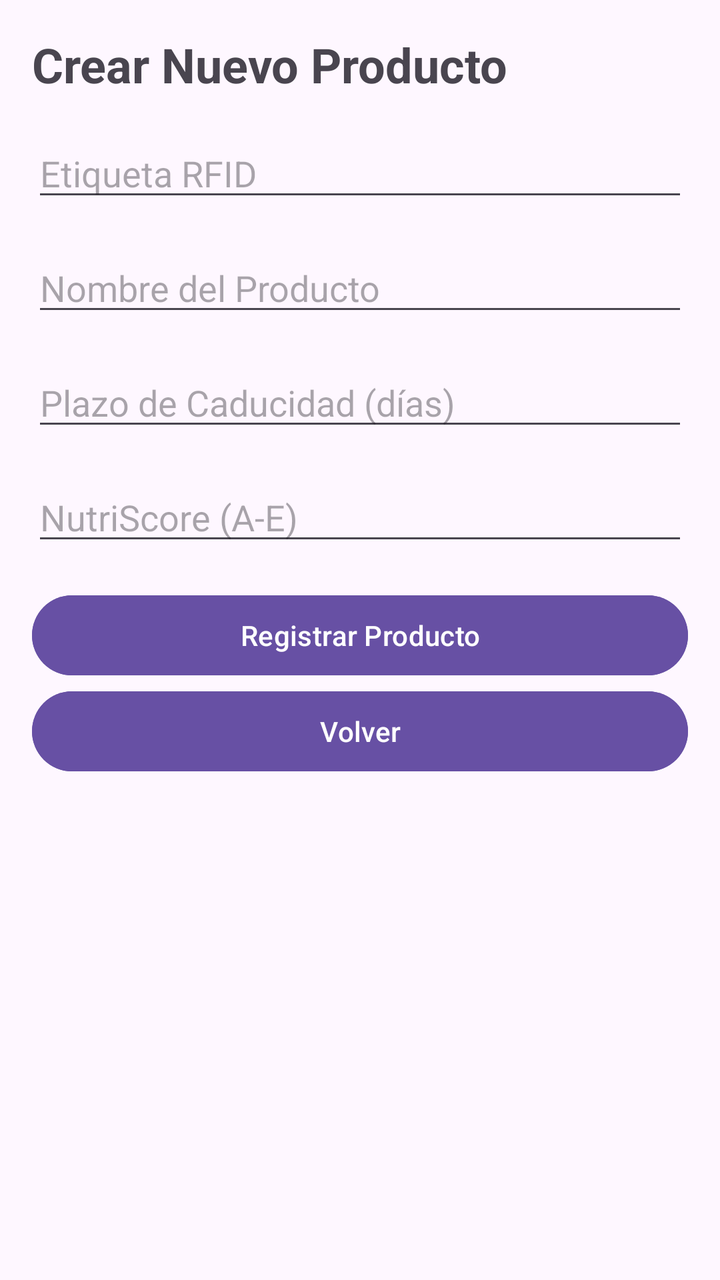
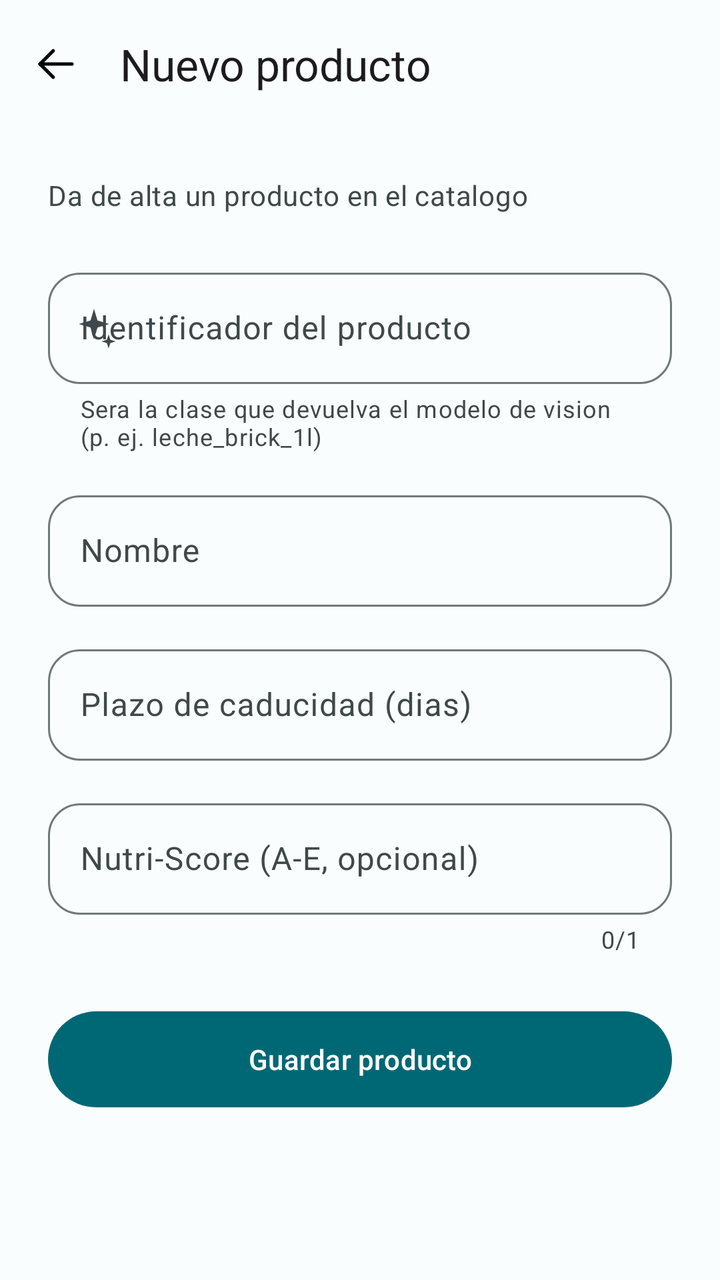

Two renders of the same Android screen: before a commit and after it. Below are the layout's source before the change and the commit's diff.
<!-- AndroidManifest.xml: application theme Theme.SmartFridge -->
<!-- res/layout/activity_create_product.xml -->
<?xml version="1.0" encoding="utf-8"?>
<androidx.constraintlayout.widget.ConstraintLayout xmlns:android="http://schemas.android.com/apk/res/android"
    xmlns:app="http://schemas.android.com/apk/res-auto"
    android:layout_width="match_parent"
    android:layout_height="match_parent">

    <LinearLayout
        android:layout_width="match_parent"
        android:layout_height="wrap_content"
        android:orientation="vertical"
        android:padding="16dp"
        app:layout_constraintTop_toTopOf="parent"
        app:layout_constraintLeft_toLeftOf="parent"
        app:layout_constraintRight_toRightOf="parent">

        
        <TextView
            android:id="@+id/labelCreateProduct"
            android:layout_width="wrap_content"
            android:layout_height="wrap_content"
            android:text="Crear Nuevo Producto"
            android:textSize="24sp"
            android:textStyle="bold"
            android:layout_marginBottom="16dp" />

        
        <EditText
            android:id="@+id/rfidTagInput"
            android:layout_width="match_parent"
            android:layout_height="wrap_content"
            android:hint="Etiqueta RFID"
            android:layout_marginBottom="16dp" />

        
        <EditText
            android:id="@+id/nombreInput"
            android:layout_width="match_parent"
            android:layout_height="wrap_content"
            android:hint="Nombre del Producto"
            android:layout_marginBottom="16dp" />

        
        <EditText
            android:id="@+id/plazoCaducidadInput"
            android:layout_width="match_parent"
            android:layout_height="wrap_content"
            android:hint="Plazo de Caducidad (días)"
            android:inputType="number"
            android:layout_marginBottom="16dp" />

        
        <EditText
            android:id="@+id/nutriScoreInput"
            android:layout_width="match_parent"
            android:layout_height="wrap_content"
            android:hint="NutriScore (A-E)"
            android:layout_marginBottom="16dp" />

        
        <Button
            android:id="@+id/submitButton"
            android:layout_width="match_parent"
            android:layout_height="wrap_content"
            android:text="Registrar Producto"
            android:backgroundTint="?attr/colorPrimary"
            android:textColor="@android:color/white" />

        <Button
            android:id="@+id/backButton"
            android:layout_width="match_parent"
            android:layout_height="wrap_content"
            android:text="Volver"
            android:backgroundTint="?attr/colorPrimary"
            android:textColor="@android:color/white" />
    </LinearLayout>
</androidx.constraintlayout.widget.ConstraintLayout>
<!-- resources referenced by this layout -->
<resources>
  <style name="Base.Theme.SmartFridge" parent="Theme.Material3.DayNight.NoActionBar">
          
          
      </style>
  <!-- unchanged entries left out for length: 1 -->
</resources>

<!-- the commit's change to res/layout/activity_create_product.xml (unified diff, before → after) -->
@@ -1,76 +1,116 @@
 <?xml version="1.0" encoding="utf-8"?>
-<androidx.constraintlayout.widget.ConstraintLayout xmlns:android="http://schemas.android.com/apk/res/android"
+<androidx.coordinatorlayout.widget.CoordinatorLayout
+    xmlns:android="http://schemas.android.com/apk/res/android"
     xmlns:app="http://schemas.android.com/apk/res-auto"
     android:layout_width="match_parent"
     android:layout_height="match_parent">
 
-    <LinearLayout
+    <com.google.android.material.appbar.AppBarLayout
         android:layout_width="match_parent"
         android:layout_height="wrap_content"
-        android:orientation="vertical"
-        android:padding="16dp"
-        app:layout_constraintTop_toTopOf="parent"
-        app:layout_constraintLeft_toLeftOf="parent"
-        app:layout_constraintRight_toRightOf="parent">
+        android:background="@android:color/transparent"
+        android:fitsSystemWindows="true"
+        app:elevation="0dp">
 
-        
-        <TextView
-            android:id="@+id/labelCreateProduct"
-            android:layout_width="wrap_content"
-            android:layout_height="wrap_content"
-            android:text="Crear Nuevo Producto"
-            android:textSize="24sp"
-            android:textStyle="bold"
-            android:layout_marginBottom="16dp" />
+        <com.google.android.material.appbar.MaterialToolbar
+            android:id="@+id/toolbar"
+            android:layout_width="match_parent"
+            android:layout_height="?attr/actionBarSize"
+            app:navigationContentDescription="@string/common_back"
+            app:navigationIcon="@drawable/ic_arrow_back_24"
+            app:title="@string/product_title" />
+    </com.google.android.material.appbar.AppBarLayout>
 
-        
-        <EditText
-            android:id="@+id/rfidTagInput"
+    <ScrollView
+        android:layout_width="match_parent"
+        android:layout_height="match_parent"
+        app:layout_behavior="@string/appbar_scrolling_view_behavior">
+
+        <LinearLayout
             android:layout_width="match_parent"
             android:layout_height="wrap_content"
-            android:hint="Etiqueta RFID"
-            android:layout_marginBottom="16dp" />
+            android:orientation="vertical"
+            android:padding="@dimen/space_l">
 
-        
-        <EditText
-            android:id="@+id/nombreInput"
-            android:layout_width="match_parent"
-            android:layout_height="wrap_content"
-            android:hint="Nombre del Producto"
-            android:layout_marginBottom="16dp" />
+            <TextView
+                android:layout_width="match_parent"
+                android:layout_height="wrap_content"
+                android:layout_marginBottom="@dimen/space_l"
+                android:text="@string/product_subtitle"
+                android:textAppearance="?attr/textAppearanceBodyMedium"
+                android:textColor="?attr/colorOnSurfaceVariant" />
 
-        
-        <EditText
-            android:id="@+id/plazoCaducidadInput"
-            android:layout_width="match_parent"
-            android:layout_height="wrap_content"
-            android:hint="Plazo de Caducidad (días)"
-            android:inputType="number"
-            android:layout_marginBottom="16dp" />
+            <com.google.android.material.textfield.TextInputLayout
+                android:id="@+id/rfidTagLayout"
+                style="@style/Widget.SmartFridge.TextInputLayout"
+                android:layout_width="match_parent"
+                android:layout_height="wrap_content"
+                android:hint="@string/product_id"
+                app:helperText="@string/product_id_helper"
+                app:helperTextEnabled="true"
+                app:startIconDrawable="@drawable/ic_ai_sparkle_24">
 
-        
-        <EditText
-            android:id="@+id/nutriScoreInput"
-            android:layout_width="match_parent"
-            android:layout_height="wrap_content"
-            android:hint="NutriScore (A-E)"
-            android:layout_marginBottom="16dp" />
+                <com.google.android.material.textfield.TextInputEditText
+                    android:id="@+id/rfidTagInput"
+                    android:layout_width="match_parent"
+                    android:layout_height="wrap_content"
+                    android:inputType="text" />
+            </com.google.android.material.textfield.TextInputLayout>
 
-        
-        <Button
-            android:id="@+id/submitButton"
-            android:layout_width="match_parent"
-            android:layout_height="wrap_content"
-            android:text="Registrar Producto"
-            android:backgroundTint="?attr/colorPrimary"
-            android:textColor="@android:color/white" />
+            <com.google.android.material.textfield.TextInputLayout
+                android:id="@+id/nombreLayout"
+                style="@style/Widget.SmartFridge.TextInputLayout"
+                android:layout_width="match_parent"
+                android:layout_height="wrap_content"
+                android:hint="@string/product_name">
 
-        <Button
-            android:id="@+id/backButton"
-            android:layout_width="match_parent"
-            android:layout_height="wrap_content"
-            android:text="Volver"
-            android:backgroundTint="?attr/colorPrimary"
-            android:textColor="@android:color/white" />
-    </LinearLayout>
-</androidx.constraintlayout.widget.ConstraintLayout>
+                <com.google.android.material.textfield.TextInputEditText
+                    android:id="@+id/nombreInput"
+                    android:layout_width="match_parent"
+                    android:layout_height="wrap_content"
+                    android:inputType="textCapSentences" />
+            </com.google.android.material.textfield.TextInputLayout>
+
+            <com.google.android.material.textfield.TextInputLayout
+                android:id="@+id/plazoCaducidadLayout"
+                style="@style/Widget.SmartFridge.TextInputLayout"
+                android:layout_width="match_parent"
+                android:layout_height="wrap_content"
+                android:hint="@string/product_expiry_days"
+                app:suffixText="d">
+
+                <com.google.android.material.textfield.TextInputEditText
+                    android:id="@+id/plazoCaducidadInput"
+                    android:layout_width="match_parent"
+                    android:layout_height="wrap_content"
+                    android:inputType="number" />
+            </com.google.android.material.textfield.TextInputLayout>
+
+            <com.google.android.material.textfield.TextInputLayout
+                android:id="@+id/nutriScoreLayout"
+                style="@style/Widget.SmartFridge.TextInputLayout"
+                android:layout_width="match_parent"
+                android:layout_height="wrap_content"
+                android:hint="@string/product_nutriscore"
+                app:counterEnabled="true"
+                app:counterMaxLength="1">
+
+                <com.google.android.material.textfield.TextInputEditText
+                    android:id="@+id/nutriScoreInput"
+                    android:layout_width="match_parent"
+                    android:layout_height="wrap_content"
+                    android:imeOptions="actionDone"
+                    android:inputType="textCapCharacters"
+                    android:maxLength="1" />
+            </com.google.android.material.textfield.TextInputLayout>
+
+            <com.google.android.material.button.MaterialButton
+                android:id="@+id/submitButton"
+                style="@style/Widget.SmartFridge.Button"
+                android:layout_width="match_parent"
+                android:layout_height="wrap_content"
+                android:layout_marginTop="@dimen/space_s"
+                android:text="@string/product_save" />
+        </LinearLayout>
+    </ScrollView>
+</androidx.coordinatorlayout.widget.CoordinatorLayout>
<!-- resource entries referenced after the edit -->
@@ -1,9 +1,119 @@
 <!-- resources referenced by this layout -->
 <resources>
+  <dimen name="space_l">24dp</dimen>
+  <dimen name="space_s">8dp</dimen>
+  <!-- drawable ic_ai_sparkle_24 (drawable) -->
+  <?xml version="1.0" encoding="utf-8"?>
+  <vector xmlns:android="http://schemas.android.com/apk/res/android"
+      android:width="24dp" android:height="24dp"
+      android:viewportWidth="24" android:viewportHeight="24">
+      <path android:pathData="M11,2.4l1.75,5.85L18.6,10l-5.85,1.75L11,17.6 9.25,11.75 3.4,10l5.85,-1.75z" android:fillColor="#FF000000"/>
+      <path android:pathData="M18.3,15.2l0.85,2.65 2.65,0.85 -2.65,0.85 -0.85,2.65 -0.85,-2.65 -2.65,-0.85 2.65,-0.85z" android:fillColor="#FF000000"/>
+  </vector>
+  <!-- drawable ic_arrow_back_24 (drawable) -->
+  <?xml version="1.0" encoding="utf-8"?>
+  <vector xmlns:android="http://schemas.android.com/apk/res/android"
+      android:width="24dp" android:height="24dp"
+      android:viewportWidth="24" android:viewportHeight="24">
+      <path android:pathData="M20,12H4"
+          android:fillColor="#00000000" android:strokeColor="#FF000000"
+          android:strokeWidth="1.7" android:strokeLineCap="round" android:strokeLineJoin="round"/>
+      <path android:pathData="M10.6,5.4 4,12l6.6,6.6"
+          android:fillColor="#00000000" android:strokeColor="#FF000000"
+          android:strokeWidth="1.7" android:strokeLineCap="round" android:strokeLineJoin="round"/>
+  </vector>
+  <string name="common_back">Volver</string>
+  <string name="product_expiry_days">Plazo de caducidad (dias)</string>
+  <string name="product_id">Identificador del producto</string>
+  <string name="product_id_helper">Sera la clase que devuelva el modelo de vision (p. ej. leche_brick_1l)</string>
+  <string name="product_name">Nombre</string>
+  <string name="product_nutriscore">Nutri-Score (A-E, opcional)</string>
+  <string name="product_save">Guardar producto</string>
+  <string name="product_subtitle">Da de alta un producto en el catalogo</string>
+  <string name="product_title">Nuevo producto</string>
+  <style name="Widget.SmartFridge.Button" parent="Widget.Material3.Button">
+          <item name="android:minHeight">56dp</item>
+          <item name="android:textAppearance">?attr/textAppearanceLabelLarge</item>
+      </style>
+  <style name="Widget.SmartFridge.TextInputLayout" parent="Widget.Material3.TextInputLayout.OutlinedBox">
+          <item name="boxCornerRadiusTopStart">@dimen/space_m</item>
+          <item name="boxCornerRadiusTopEnd">@dimen/space_m</item>
+          <item name="boxCornerRadiusBottomStart">@dimen/space_m</item>
+          <item name="boxCornerRadiusBottomEnd">@dimen/space_m</item>
+          <item name="android:layout_marginBottom">@dimen/space_m</item>
+      </style>
+  <dimen name="space_m">16dp</dimen>
   <style name="Base.Theme.SmartFridge" parent="Theme.Material3.DayNight.NoActionBar">
+          <item name="colorPrimary">@color/md_theme_light_primary</item>
+          <item name="colorOnPrimary">@color/md_theme_light_onPrimary</item>
+          <item name="colorPrimaryContainer">@color/md_theme_light_primaryContainer</item>
+          <item name="colorOnPrimaryContainer">@color/md_theme_light_onPrimaryContainer</item>
+          <item name="colorSecondary">@color/md_theme_light_secondary</item>
+          <item name="colorOnSecondary">@color/md_theme_light_onSecondary</item>
+          <item name="colorSecondaryContainer">@color/md_theme_light_secondaryContainer</item>
+          <item name="colorOnSecondaryContainer">@color/md_theme_light_onSecondaryContainer</item>
+          <item name="colorTertiary">@color/md_theme_light_tertiary</item>
+          <item name="colorOnTertiary">@color/md_theme_light_onTertiary</item>
+          <item name="colorTertiaryContainer">@color/md_theme_light_tertiaryContainer</item>
+          <item name="colorOnTertiaryContainer">@color/md_theme_light_onTertiaryContainer</item>
+          <item name="colorError">@color/md_theme_light_error</item>
+          <item name="colorOnError">@color/md_theme_light_onError</item>
+          <item name="colorErrorContainer">@color/md_theme_light_errorContainer</item>
+          <item name="colorOnErrorContainer">@color/md_theme_light_onErrorContainer</item>
+          <item name="android:colorBackground">@color/md_theme_light_background</item>
+          <item name="colorOnBackground">@color/md_theme_light_onBackground</item>
+          <item name="colorSurface">@color/md_theme_light_surface</item>
+          <item name="colorOnSurface">@color/md_theme_light_onSurface</item>
+          <item name="colorSurfaceVariant">@color/md_theme_light_surfaceVariant</item>
+          <item name="colorOnSurfaceVariant">@color/md_theme_light_onSurfaceVariant</item>
+          <item name="colorOutline">@color/md_theme_light_outline</item>
+          <item name="colorOutlineVariant">@color/md_theme_light_outlineVariant</item>
+          <item name="colorSurfaceInverse">@color/md_theme_light_inverseSurface</item>
+          <item name="colorOnSurfaceInverse">@color/md_theme_light_inverseOnSurface</item>
+          <item name="colorPrimaryInverse">@color/md_theme_light_inversePrimary</item>
+          <item name="colorSurfaceContainerLowest">@color/md_theme_light_surfaceContainerLowest</item>
+          <item name="colorSurfaceContainerLow">@color/md_theme_light_surfaceContainerLow</item>
+          <item name="colorSurfaceContainer">@color/md_theme_light_surfaceContainer</item>
+          <item name="colorSurfaceContainerHigh">@color/md_theme_light_surfaceContainerHigh</item>
+          <item name="colorSurfaceContainerHighest">@color/md_theme_light_surfaceContainerHighest</item>
           
-          
+          <item name="android:statusBarColor">?android:attr/colorBackground</item>
+          <item name="android:navigationBarColor">?android:attr/colorBackground</item>
+          <item name="android:windowLightStatusBar" tools:targetApi="m">true</item>
+          <item name="android:windowLightNavigationBar" tools:targetApi="o_mr1">true</item>
       </style>
+  <color name="md_theme_light_primary">#006874</color>
+  <color name="md_theme_light_onPrimary">#FFFFFF</color>
+  <color name="md_theme_light_primaryContainer">#97F0FF</color>
+  <color name="md_theme_light_onPrimaryContainer">#001F24</color>
+  <color name="md_theme_light_secondary">#4A6267</color>
+  <color name="md_theme_light_onSecondary">#FFFFFF</color>
+  <color name="md_theme_light_secondaryContainer">#CDE7EC</color>
+  <color name="md_theme_light_onSecondaryContainer">#051F23</color>
+  <color name="md_theme_light_tertiary">#525E7D</color>
+  <color name="md_theme_light_onTertiary">#FFFFFF</color>
+  <color name="md_theme_light_tertiaryContainer">#DAE2FF</color>
+  <color name="md_theme_light_onTertiaryContainer">#0E1B37</color>
+  <color name="md_theme_light_error">#BA1A1A</color>
+  <color name="md_theme_light_onError">#FFFFFF</color>
+  <color name="md_theme_light_errorContainer">#FFDAD6</color>
+  <color name="md_theme_light_onErrorContainer">#410002</color>
+  <color name="md_theme_light_background">#FAFDFD</color>
+  <color name="md_theme_light_onBackground">#191C1D</color>
+  <color name="md_theme_light_surface">#FAFDFD</color>
+  <color name="md_theme_light_onSurface">#191C1D</color>
+  <color name="md_theme_light_surfaceVariant">#DBE4E6</color>
+  <color name="md_theme_light_onSurfaceVariant">#3F484A</color>
+  <color name="md_theme_light_outline">#6F797A</color>
+  <color name="md_theme_light_outlineVariant">#BFC8CA</color>
+  <color name="md_theme_light_inverseSurface">#2E3132</color>
+  <color name="md_theme_light_inverseOnSurface">#EFF1F1</color>
+  <color name="md_theme_light_inversePrimary">#4FD8EB</color>
+  <color name="md_theme_light_surfaceContainerLowest">#FFFFFF</color>
+  <color name="md_theme_light_surfaceContainerLow">#F4F7F7</color>
+  <color name="md_theme_light_surfaceContainer">#EEF1F2</color>
+  <color name="md_theme_light_surfaceContainerHigh">#E8EBEC</color>
+  <color name="md_theme_light_surfaceContainerHighest">#E2E6E6</color>
   <!-- unchanged entries left out for length: 1 -->
 </resources>
 
